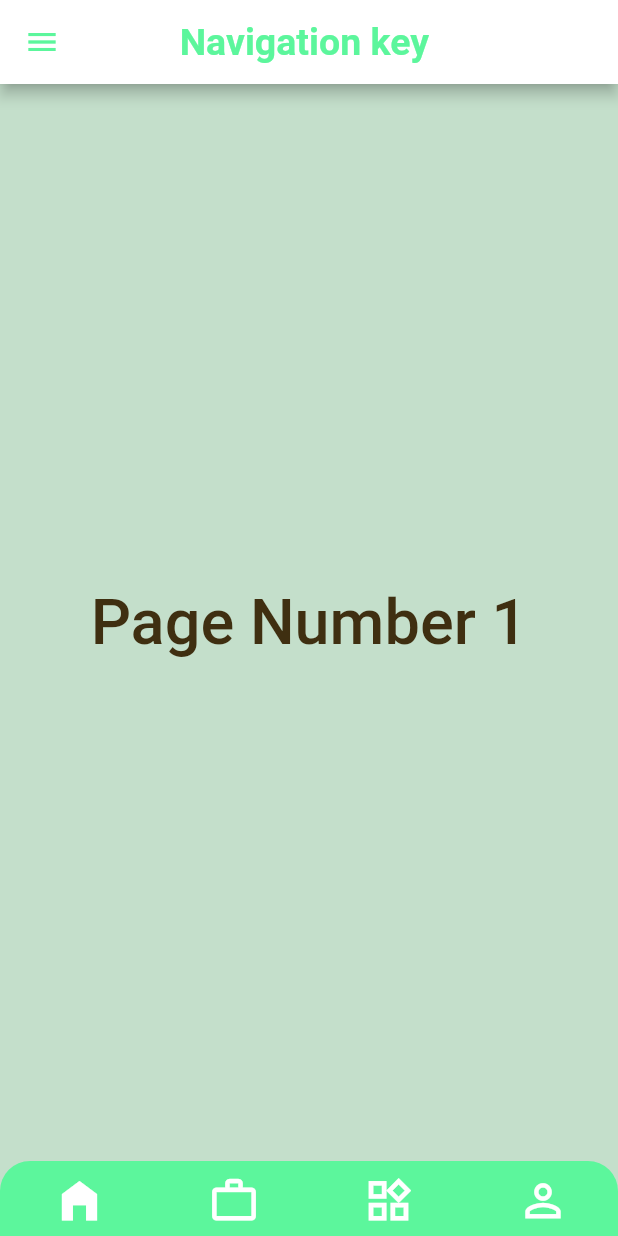
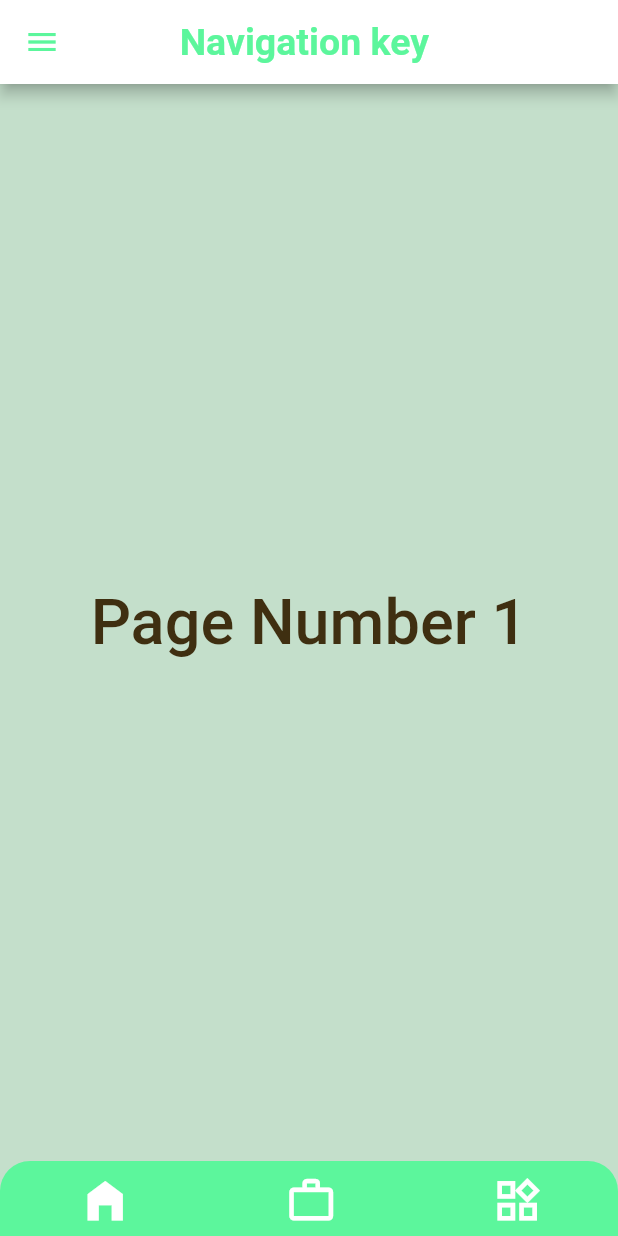
Before and after one commit to TejasP07/Navigation_Bar, a Flutter app: the screen it shows after launch, on a phone screen of 412 x 824 dp. Run offline on Flutter 3.47's test engine with Material 2 defaults, Android fonts, the phone set to English and light mode, and no system bars.

Commit message:
Update main.dart

```diff
--- a/lib/main.dart
+++ b/lib/main.dart
@@ -38,7 +38,6 @@ class _HomePageState extends State<HomePage> {
     const Page1(),
     const Page2(),
     const Page3(),
-    const Page4(),
   ];
 
   @override
@@ -136,25 +135,7 @@ class _HomePageState extends State<HomePage> {
                     size: 35,
                   ),
           ),
-          IconButton(
-            enableFeedback: false,
-            onPressed: () {
-              setState(() {
-                pageIndex = 3;
-              });
-            },
-            icon: pageIndex == 3
-                ? const Icon(
-                    Icons.person,
-                    color: Colors.white,
-                    size: 35,
-                  )
-                : const Icon(
-                    Icons.person_outline,
-                    color: Colors.white,
-                    size: 35,
-                  ),
-          ),
+
         ],
       ),
     );
@@ -223,24 +204,3 @@ class Page3 extends StatelessWidget {
     );
   }
 }
-
-class Page4 extends StatelessWidget {
-  const Page4({Key? key}) : super(key: key);
-
-  @override
-  Widget build(BuildContext context) {
-    return Container(
-      color: const Color(0xffC4DFCB),
-      child: Center(
-        child: Text(
-          "Page Number 4",
-          style: TextStyle(
-            color: Colors.green[900],
-            fontSize: 45,
-            fontWeight: FontWeight.w500,
-          ),
-        ),
-      ),
-    );
-  }
-}
```
